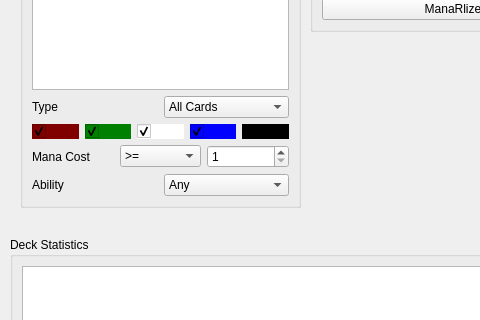
Qt form mainwindow.ui (xaratustrah/manar) before a commit; both pictures show x 0 to 480 and y 282 to 602 of the 978 by 713 pixel window.
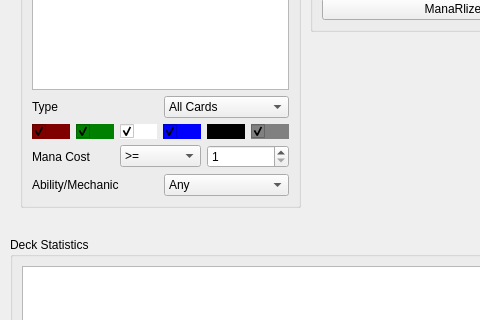
The same form after that commit.

Commit message: forgot interface

Diff of the .ui file:
```diff
--- a/mainwindow.ui
+++ b/mainwindow.ui
@@ -241,6 +241,19 @@
          </property>
         </widget>
        </item>
+       <item>
+        <widget class="QCheckBox" name="checkBox_cl_base">
+         <property name="styleSheet">
+          <string notr="true">background-color:rgb(128, 128, 128)</string>
+         </property>
+         <property name="text">
+          <string/>
+         </property>
+         <property name="checked">
+          <bool>true</bool>
+         </property>
+        </widget>
+       </item>
       </layout>
      </item>
      <item>
@@ -301,7 +314,7 @@
        <item>
         <widget class="QLabel" name="label">
          <property name="text">
-          <string>Ability</string>
+          <string>Ability/Mechanic</string>
          </property>
         </widget>
        </item>
```
Left out of the diff: 37 changed lines with no effect on the pictures. The commit also changes 5 other files.
